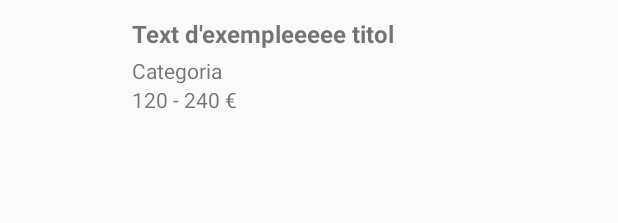
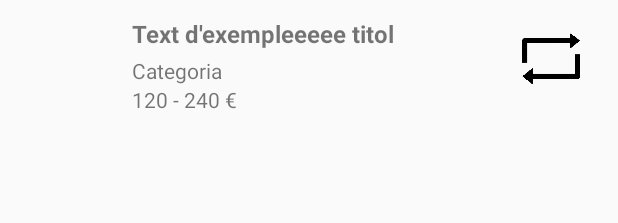
Before and after one commit to marcmendez/TrueKe_Android, an Android app: the layout user_product_list_item.xml on its own in the app's theme, with its tools: preview values and no code run, on a phone screen of 412 x 824 dp. Shown: the top 223 px of the screen. Run offline under Robolectric (Android 15) with nearby library versions, the phone set to English and light mode, and no system bars; network calls fail.

Commit message:
Connexió del showUserProduct amb el matchMaking

```diff
--- a/app/src/main/java/trigues/com/trueke/view/impl/UserProductsListActivityImpl.java
+++ b/app/src/main/java/trigues/com/trueke/view/impl/UserProductsListActivityImpl.java
@@ -70,9 +70,14 @@ public class UserProductsListActivityImpl extends MenuActivityImpl implements Us
 
         adapter = new UserProductsRecyclerViewAdapter(this, product) {
             @Override
+            public void  onMatchMakingClick() {
+                startActivity(new Intent(UserProductsListActivityImpl.this, MatchmakingActivityImpl.class));
+            }
+            @Override
             public void onItemClick() {
                 startActivity(new Intent(UserProductsListActivityImpl.this, UserProductDetailsActivityImpl.class));
             }
+
         };
 
         recyclerView.setAdapter(adapter);
--- a/app/src/main/res/layout/user_product_list_item.xml
+++ b/app/src/main/res/layout/user_product_list_item.xml
@@ -1,6 +1,7 @@
 <?xml version="1.0" encoding="utf-8"?>
-<LinearLayout
+<RelativeLayout
     xmlns:android="http://schemas.android.com/apk/res/android"
+    xmlns:app="http://schemas.android.com/apk/res-auto"
     android:orientation="horizontal"
     android:layout_width="match_parent"
     android:layout_height="88dp"
@@ -8,7 +9,8 @@
     android:clickable="true"
     android:paddingRight="16dp"
     android:paddingLeft="16dp"
-    android:gravity="center_vertical">
+    android:gravity="center_vertical"
+    android:weightSum="1">
 
     <ImageView
         android:id="@+id/user_product_list_image"
@@ -20,6 +22,7 @@
         android:layout_height="wrap_content"
         android:gravity="center_vertical"
         android:orientation="vertical"
+        android:layout_toRightOf="@id/user_product_list_image"
         android:paddingLeft="16dp">
 
         <TextView
@@ -45,4 +48,14 @@
 
     </LinearLayout>
 
-</LinearLayout>
+    <ImageButton
+        android:id="@+id/user_product_list_matchmaking_launch_button"
+        android:layout_width="56dp"
+        android:layout_height="56dp"
+        android:layout_alignParentRight="true"
+        android:background="@null"
+        android:cropToPadding="false"
+        android:scaleType="centerCrop"
+        android:src="@drawable/matchmaking_icon" />
+
+</RelativeLayout>
--- a/data/src/main/java/trigues/com/data/datasource/impl/ApiDataSource.java
+++ b/data/src/main/java/trigues/com/data/datasource/impl/ApiDataSource.java
@@ -98,9 +98,9 @@ public class ApiDataSource implements ApiInterface {
 
         interceptor.setResponseString(gson.toJson(llistaProd));
 
-        server.getUserProducts().enqueue(new RetrofitErrorHandler< List<Product> >(dataCallback) {
+        server.getUserProducts(/*userID*/).enqueue(new RetrofitErrorHandler< /*ApiDTO<Void>*/ List<Product> >(dataCallback) {
             @Override
-            public void onResponse(List<Product> body) {
+            public void onResponse(/*ApiDTO<Void>*/List<Product> body) {
                 dataCallback.onSuccess(body);
             }
         });
--- a/data/src/main/java/trigues/com/data/service/ServerService.java
+++ b/data/src/main/java/trigues/com/data/service/ServerService.java
@@ -24,7 +24,7 @@ public interface ServerService {
     Call<ApiDTO<Void>> register(@Body User user);
 
     @GET("/")
-    Call<List<Product>> getUserProducts();
+    Call<List<Product>> getUserProducts(/*@Body  Integer user_id*/);
 
     @GET("/")
     Call<Product> getUserProductDetails();
```
Also changed, not shown: app/src/main/java/trigues/com/trueke/adapter/UserProductsRecyclerViewAdapter.java (+10 -0 lines).
